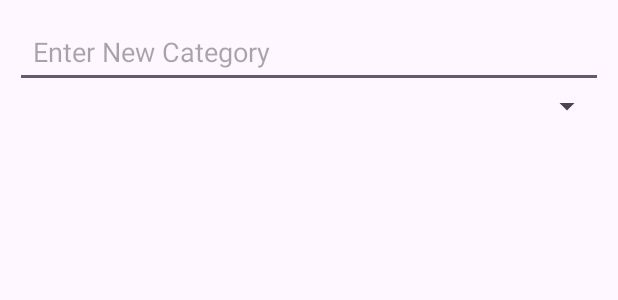
After one commit to DSKarthikeyan/Expense-Tracker, an Android app: the layout dialog_add_category.xml on its own in the app's theme, with its tools: preview values and no code run, on a phone screen of 412 x 824 dp. The commit adds this screen. Shown: the top 300 px of the screen. Run offline under Robolectric (Android 15) with nearby library versions, the phone set to English and light mode, and no system bars.

Commit message:
Category Related Details Update for all screens 1. Add new Category Updates Design Update

```diff
--- a/app/src/main/java/com/dsk/myexpense/expense_module/data/repository/ExpenseRepository.kt
+++ b/app/src/main/java/com/dsk/myexpense/expense_module/data/repository/ExpenseRepository.kt
@@ -237,4 +237,9 @@ class ExpenseRepository(
     suspend fun getAllCategories(): List<Category> {
         return categoryDao.getAllCategories()
     }
+
+    // Method to delete a category from the repository
+    suspend fun deleteCategory(category: Category) {
+        categoryDao.deleteCategory(category)  // Delegate the delete operation to the DAO
+    }
 }
--- a/app/src/main/java/com/dsk/myexpense/expense_module/data/source/local/CategoryDao.kt
+++ b/app/src/main/java/com/dsk/myexpense/expense_module/data/source/local/CategoryDao.kt
@@ -1,6 +1,7 @@
 package com.dsk.myexpense.expense_module.data.source.local
 
 import androidx.room.Dao
+import androidx.room.Delete
 import androidx.room.Insert
 import androidx.room.OnConflictStrategy
 import androidx.room.Query
@@ -15,6 +16,9 @@ interface CategoryDao {
     @Insert(onConflict = OnConflictStrategy.REPLACE)
     suspend fun insertCategory(category: Category): Long
 
+    @Delete
+    suspend fun deleteCategory(category: Category)  // Add this method to delete a category
+
     @Query("SELECT * FROM category_table")
     suspend fun getAllCategories(): List<Category>
 
--- /dev/null
+++ b/app/src/main/res/layout/dialog_add_category.xml
@@ -0,0 +1,28 @@
+<?xml version="1.0" encoding="utf-8"?>
+<androidx.constraintlayout.widget.ConstraintLayout xmlns:android="http://schemas.android.com/apk/res/android"
+    android:layout_width="match_parent"
+    android:layout_height="match_parent"
+    android:padding="10dp"
+    xmlns:app="http://schemas.android.com/apk/res-auto">
+
+    <!-- Category Name Input -->
+    <EditText
+        android:id="@+id/categoryNameEditText"
+        android:layout_width="match_parent"
+        android:layout_height="wrap_content"
+        android:hint="@string/text_enter_new_category"
+        app:layout_constraintTop_toTopOf="parent"
+        app:layout_constraintStart_toStartOf="parent"
+        android:inputType="text"
+        android:padding="12dp"
+        android:textColor="@android:color/black" />
+
+    <!-- Category Type Spinner -->
+    <Spinner
+        android:id="@+id/typeSpinner"
+        android:layout_width="match_parent"
+        android:layout_height="wrap_content"
+        app:layout_constraintTop_toBottomOf="@+id/categoryNameEditText"
+        app:layout_constraintStart_toStartOf="parent"
+        android:padding="12dp" />
+</androidx.constraintlayout.widget.ConstraintLayout>
--- a/app/src/main/res/values/strings.xml
+++ b/app/src/main/res/values/strings.xml
@@ -44,6 +44,7 @@
     <string name="text_transactions_details">Transaction Details</string>
     <string name="text_profile_details">Profile Details</string>
     <string name="text_profile">Profile</string>
+    <string name="text_delete">Delete</string>
     <string name="text_notification">Notification</string>
     <string name="text_not_valid">Not Valid</string>
     <string name="text_see_all">See All</string>
```
Also changed, not shown: app/src/main/java/com/dsk/myexpense/expense_module/ui/viewmodel/CategoryViewModel.kt (+7 -1 lines), app/src/main/java/com/dsk/myexpense/expense_module/util/CommonDialog.kt (+44 -25 lines), app/src/main/res/layout/item_category.xml (added, +28 -0 lines).
